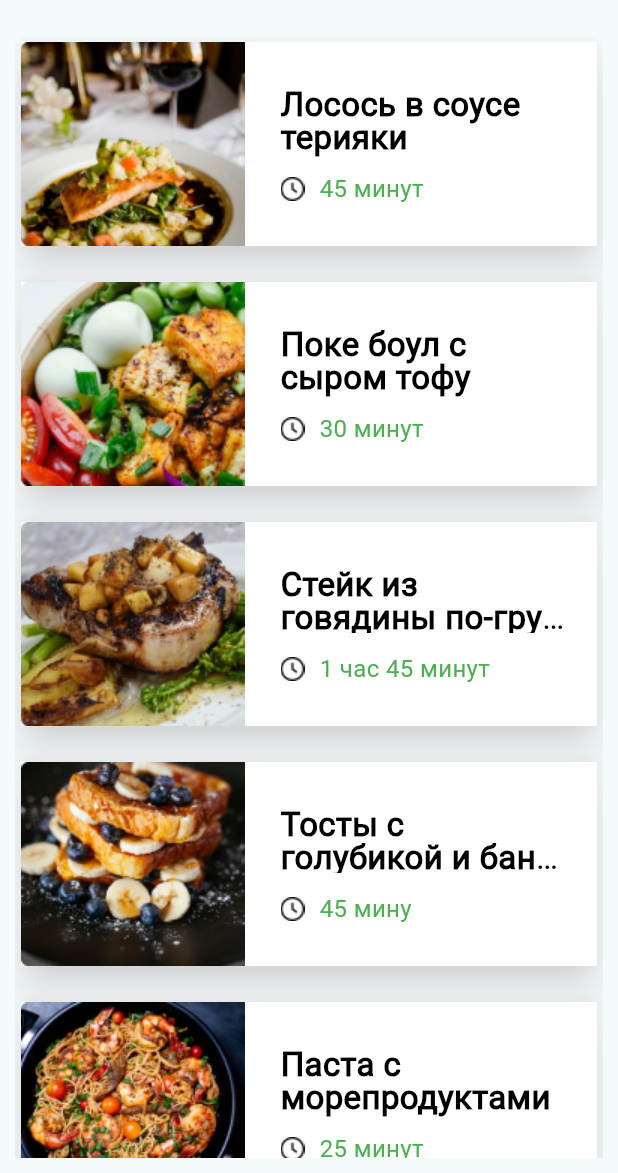
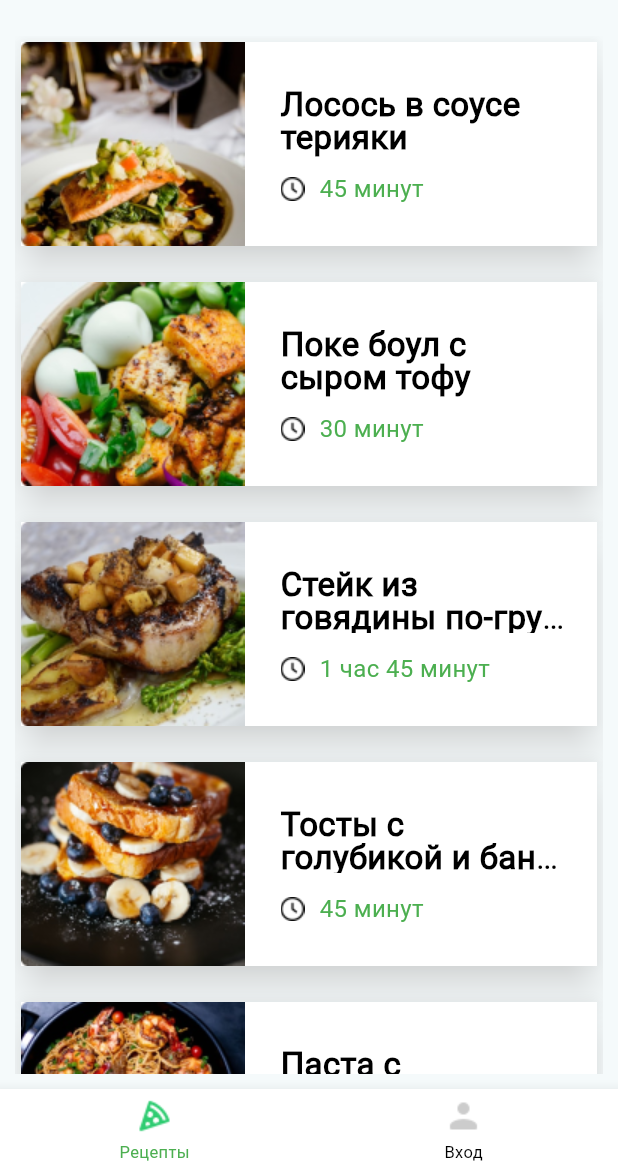
Before and after one commit to Komiljon/otus_food, a Flutter app: the screen it shows after launch, on a phone screen of 412 x 824 dp, the part 63-1236 px from its top. Run offline on Flutter 3.47's test engine with Material 3 defaults, Android fonts, the phone set to English and light mode, and no system bars.

Commit message:
ДЗ 3 v4

```diff
--- a/lib/main.dart
+++ b/lib/main.dart
@@ -1,5 +1,6 @@
 import 'package:flutter/material.dart';
-import 'widgets/foodlist_cards.dart';
+import 'pages/food_list.dart';
+import 'pages/start.dart';
 
 void main() {
   runApp(const MyApp());
@@ -18,87 +19,10 @@ class MyApp extends StatelessWidget {
             colorScheme: ColorScheme.fromSeed(seedColor: const Color.fromRGBO(236, 236, 236, 1)),
             useMaterial3: true,
             fontFamily: 'Roboto'),
-      home: FoodList(),
-    );
+        initialRoute: '/start',
+        routes: {
+          '/start': (context) => const StartPage(),
+          '/': (context) => const FoodList(),
+        });
   }
 }
-
-class FoodList extends StatelessWidget {
-  FoodList({super.key});
-
-  final List foodListData = [
-    <String, String>{
-      'cardText': 'Лосось в соусе терияки',
-      'cardUrl': '',
-      'cardImage': 'assets/images/f1.png',
-      'time': '45 минут',
-    },
-    <String, String>{
-      'cardText': 'Поке боул с сыром тофу',
-      'cardUrl': '',
-      'cardImage': 'assets/images/f2.png',
-      'time': '30 минут',
-    },
-    <String, String>{
-      'cardText': 'Стейк из говядины по-грузински с кукурузой',
-      'cardUrl': '',
-      'cardImage': 'assets/images/f3.png',
-      'time': '1 час 45 минут',
-    },
-    <String, String>{
-      'cardText': 'Тосты с голубикой и бананом',
-      'cardUrl': '',
-      'cardImage': 'assets/images/f4.png',
-      'time': '45 мину',
-    },
-    <String, String>{
-      'cardText': 'Паста с морепродуктами',
-      'cardUrl': '',
-      'cardImage': 'assets/images/f5.png',
-      'time': '25 минут',
-    },
-    <String, String>{
-      'cardText': 'Бургер с двумя котлетами',
-      'cardUrl': '',
-      'cardImage': 'assets/images/f6.png',
-      'time': '1 час',
-    },
-    <String, String>{
-      'cardText': 'Пицца Маргарита домашняя',
-      'cardUrl': '',
-      'cardImage': 'assets/images/f7.png',
-      'time': '25 минут',
-    },
-  ];
-
-  final bool showList = true;
-
-  @override
-  Widget build(BuildContext context) {
-    return Scaffold(
-      appBar: AppBar(
-        title: const Text('Otus Food'),
-      ),
-      body: Center(
-          child: Padding(
-        padding: const EdgeInsets.all(10.0),
-        child: (showList)
-            ? ListView.separated(
-                separatorBuilder: (context, index) => const SizedBox(
-                  height: 16,
-                ),
-                itemBuilder: (context, index) => FoodCards(
-                  cardText: foodListData[index]['cardText'],
-                  cardUrl: foodListData[index]['cardUrl'],
-                  cardImage: foodListData[index]['cardImage'],
-                  time: foodListData[index]['time'],
-                ),
-                itemCount: foodListData.length,
-              )
-            : const Center(
-                child: Text("No data..."),
-              ),
-      )),
-    );
-  }
-}
--- /dev/null
+++ b/lib/model/food_list.dart
@@ -0,0 +1,48 @@
+import 'dart:convert';
+
+class FoodsList {
+  List<Foods> foods;
+  FoodsList({required this.foods});
+
+  factory FoodsList.fromJson(Map<String, dynamic> json) {
+    var foodsJson = json['foods'] as List;
+
+    List<Foods> foodsList = foodsJson.map((i) => Foods.fromJson(i)).toList();
+
+    return FoodsList(
+      foods: foodsList,
+    );
+  }
+}
+
+class Foods {
+  int? id;
+  String? name;
+  String? duration;
+  String? photo;
+
+  Foods({this.id, this.name, this.duration, this.photo});
+
+  Foods.fromJson(Map<String, dynamic> json) {
+    id = json['id'];
+    name = json['name'];
+    duration = json['duration'];
+    photo = json['photo'];
+  }
+
+  Map<String, dynamic> toJson() {
+    final Map<String, dynamic> data = <String, dynamic>{};
+    data['id'] = id;
+    data['name'] = name;
+    data['duration'] = duration;
+    data['photo'] = photo;
+    return data;
+  }
+}
+
+Future<FoodsList> getFoodsList() async {
+  const response =
+      '{"foods": [{"id": 0,"name": "Лосось в соусе терияки","duration": "45 минут","photo": "assets/images/f1.png"},{"id": 1,"name": "Поке боул с сыром тофу","duration": "30 минут","photo": "assets/images/f2.png"},{"id": 2,"name": "Стейк из говядины по-грузински с кукурузой","duration": "1 час 45 минут","photo": "assets/images/f3.png"},{"id": 3,"name": "Тосты с голубикой и бананом","duration": "45 минут","photo": "assets/images/f4.png"},{"id": 4,"name": "Паста с морепродуктами","duration": "25 минут","photo": "assets/images/f5.png"},{"id": 5,"name": "Бургер с двумя котлетами","duration": "1 час","photo": "assets/images/f6.png"},{"id": 5,"name": "Бургер с двумя котлетами","duration": "1 час","photo": "assets/images/f6.png"},{"id": 6,"name": "Пицца Маргарита домашняя","duration": "25 минут","photo": "assets/images/f7.png"}]}';
+
+  return FoodsList.fromJson(json.decode(response));
+}
--- /dev/null
+++ b/lib/pages/food_list.dart
@@ -0,0 +1,60 @@
+import 'package:flutter/material.dart';
+
+import '../model/food_list.dart';
+import '../widgets/bottom_navbar.dart';
+import '../widgets/foodlist_cards.dart';
+
+class FoodList extends StatefulWidget {
+  const FoodList({super.key});
+
+  @override
+  State<FoodList> createState() => _FoodListState();
+}
+
+class _FoodListState extends State<FoodList> {
+  final bool showList = true;
+
+  late Future<FoodsList> foodsLists;
+
+  @override
+  void initState() {
+    super.initState();
+    foodsLists = getFoodsList();
+  }
+
+  @override
+  Widget build(BuildContext context) {
+    return Scaffold(
+      appBar: AppBar(
+        title: const Text('Otus Food'),
+      ),
+      body: Center(
+          child: Padding(
+        padding: const EdgeInsets.all(10.0),
+        child: FutureBuilder<FoodsList>(
+          future: foodsLists,
+          builder: (context, snapshot) {
+            if (snapshot.hasData) {
+              return ListView.separated(
+                separatorBuilder: (context, index) => const SizedBox(
+                  height: 16,
+                ),
+                itemBuilder: (context, index) => FoodCards(
+                  cardText: snapshot.data?.foods[index].name ?? 'нет названиия',
+                  cardUrl: '',
+                  cardImage: snapshot.data?.foods[index].photo ?? '',
+                  time: snapshot.data?.foods[index].duration ?? '',
+                ),
+                itemCount: snapshot.data!.foods.length,
+              );
+            } else if (snapshot.hasError) {
+              return const Center(child: Text('Error'));
+            }
+            return const Center(child: CircularProgressIndicator());
+          },
+        ),
+      )),
+      bottomNavigationBar: const AkaBottomNavigationBar(curIndexs: 0, selected: true),
+    );
+  }
+}
--- /dev/null
+++ b/lib/pages/start.dart
@@ -0,0 +1,36 @@
+import 'dart:async';
+
+import 'package:flutter/material.dart';
+
+import 'food_list.dart';
+
+class StartPage extends StatefulWidget {
+  const StartPage({super.key});
+
+  @override
+  State<StartPage> createState() => _StartPageState();
+}
+
+class _StartPageState extends State<StartPage> {
+  @override
+  void initState() {
+    super.initState();
+
+    Timer(const Duration(milliseconds: 2000), () {
+      Navigator.pop(context);
+      Navigator.pushAndRemoveUntil(
+          context,
+          MaterialPageRoute(
+            builder: (context) => const FoodList(),
+          ),
+          (route) => false);
+    });
+  }
+
+  @override
+  Widget build(BuildContext context) {
+    return const Image(
+      image: AssetImage('assets/images/zz.png'),
+    );
+  }
+}
--- /dev/null
+++ b/lib/widgets/bottom_navbar.dart
@@ -0,0 +1,71 @@
+import 'package:flutter/material.dart';
+
+class AkaBottomNavigationBar extends StatefulWidget {
+  final int curIndexs;
+  final bool selected;
+  const AkaBottomNavigationBar({super.key, required this.curIndexs, required this.selected});
+
+  @override
+  State<AkaBottomNavigationBar> createState() => _AkaBottomNavigationBarState();
+}
+
+class _AkaBottomNavigationBarState extends State<AkaBottomNavigationBar> {
+  int currentIndex = 0;
+  bool selected = true;
+
+  @override
+  void initState() {
+    super.initState();
+  }
+
+  void _onItemTapped(int index) {
+    switch (index) {
+      case 0:
+        Navigator.pushNamedAndRemoveUntil(context, '/', (route) => false);
+        break;
+      case 1:
+        Navigator.pushNamedAndRemoveUntil(context, '/start', (route) => true);
+        break;
+      default:
+        Navigator.pushNamedAndRemoveUntil(context, '/', (route) => false);
+        break;
+    }
+  }
+
+  @override
+  Widget build(BuildContext context) {
+    return BottomNavigationBar(
+        type: BottomNavigationBarType.fixed,
+        backgroundColor: Colors.white,
+        selectedItemColor: selected ? Colors.green : Colors.black,
+        unselectedItemColor: Colors.black,
+        selectedFontSize: 11.0,
+        unselectedFontSize: 11.0,
+        currentIndex: currentIndex,
+        onTap: _onItemTapped,
+        items: [
+          BottomNavigationBarItem(
+            icon: Container(
+              padding: const EdgeInsets.only(bottom: 4.0),
+              child: const Image(
+                image: AssetImage('assets/icons/recepts.png'),
+                width: 24,
+                height: 24,
+              ),
+            ),
+            label: 'Рецепты',
+          ),
+          BottomNavigationBarItem(
+            icon: Container(
+              padding: const EdgeInsets.only(bottom: 4.0),
+              child: const Image(
+                image: AssetImage('assets/icons/profil.png'),
+                width: 24,
+                height: 24,
+              ),
+            ),
+            label: 'Вход',
+          ),
+        ]);
+  }
+}
```
Also changed, not shown: assets/icons/profil.png (added), assets/icons/recepts.png (added), assets/images/zz.png (added). Lines whose indentation alone changed are shown as unchanged.
